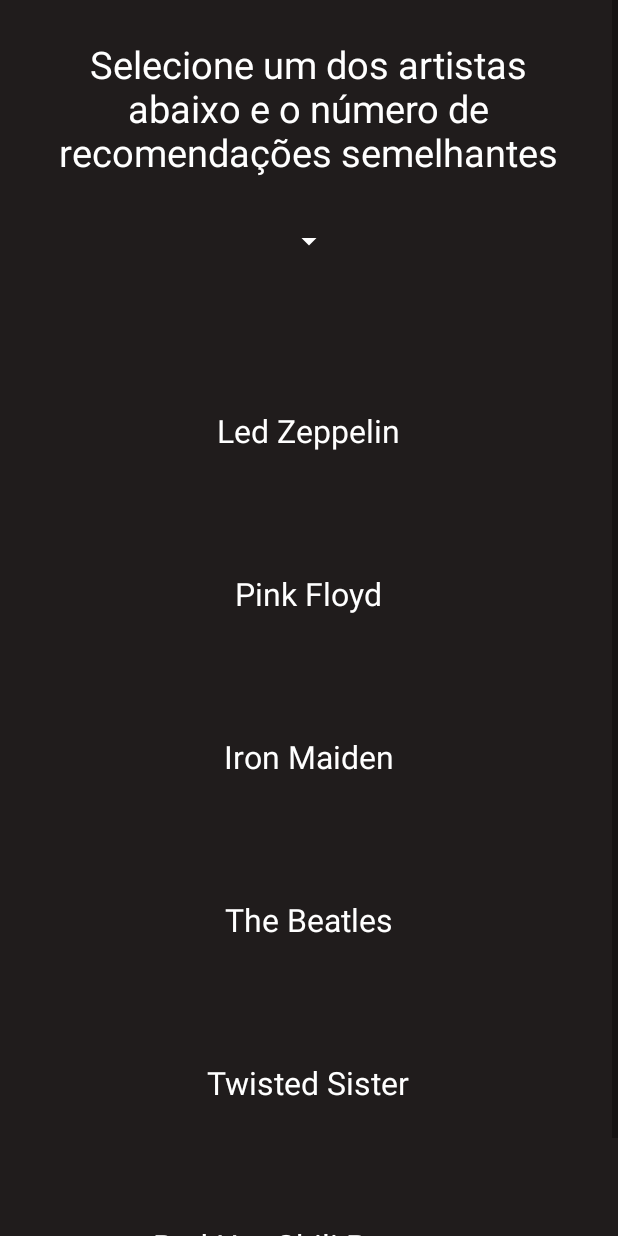
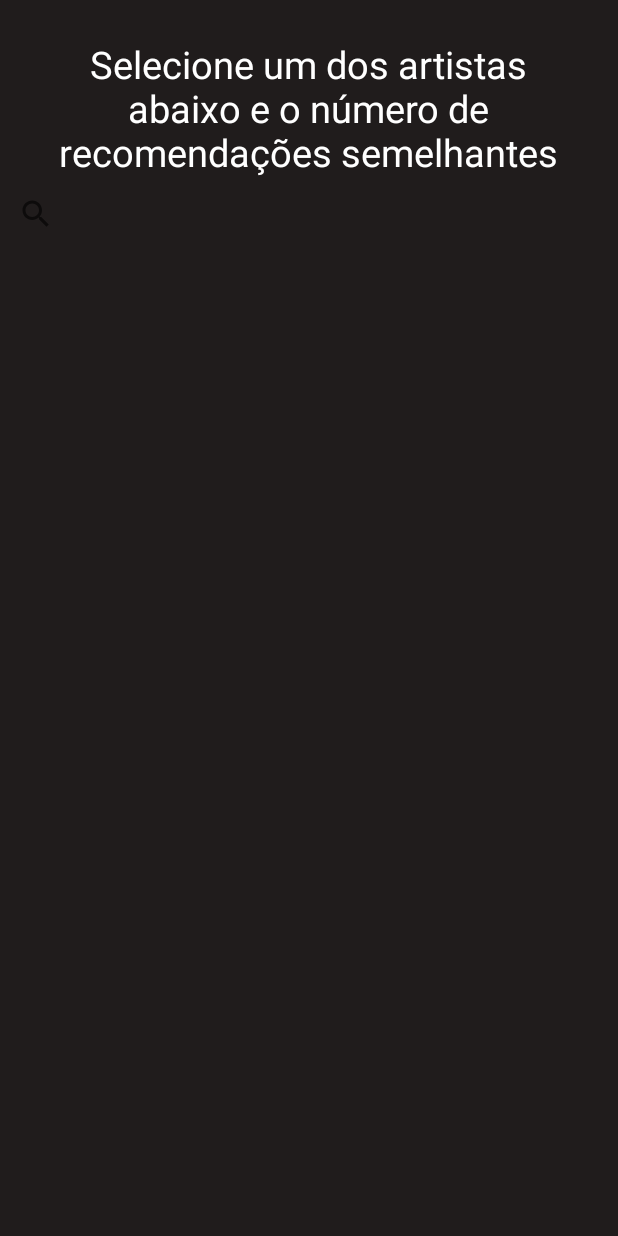
Before and after one commit to Caiovisk007/App_MobileII, an Android app: the layout activity_main.xml on its own in the app's theme, with its tools: preview values and no code run, on a phone screen of 412 x 824 dp. Run offline under Robolectric (Android 15) with nearby library versions, the phone set to English and light mode, and no system bars.

Commit message:
Atualização dia 29/11/22

```diff
--- a/app/src/main/res/layout/activity_main.xml
+++ b/app/src/main/res/layout/activity_main.xml
@@ -24,81 +24,10 @@
             android:layout_gravity="center_horizontal"
             android:gravity="center" />
 
-        <Spinner
-            android:id="@+id/spinner_main"
-            android:layout_width="wrap_content"
-            android:layout_height="wrap_content"
-            android:layout_gravity="center_horizontal"
-            android:layout_marginTop="30dp"
-            android:backgroundTint="@color/white" />
-
-        <TextView
-            android:id="@+id/led"
-            android:layout_width="wrap_content"
-            android:layout_height="wrap_content"
-            android:text="Led Zeppelin"
-            android:textColor="@color/white"
-            android:textSize="21dp"
-            android:layout_gravity="center_horizontal"
-            android:layout_marginTop="100dp"
-            app:layout_constraintTop_toTopOf="@id/titulo_main" />
-
-        <TextView
-            android:id="@+id/pink_floyd"
-            android:layout_width="wrap_content"
-            android:layout_height="wrap_content"
-            android:text="Pink Floyd"
-            android:textColor="@color/white"
-            android:textSize="21dp"
-            android:layout_gravity="center_horizontal"
-            android:layout_marginTop="80dp"
-            app:layout_constraintTop_toTopOf="@id/led" />
-
-        <TextView
-            android:id="@+id/iron_maiden"
-            android:layout_width="wrap_content"
-            android:layout_height="wrap_content"
-            android:text="Iron Maiden"
-            android:textColor="@color/white"
-            android:textSize="21dp"
-            android:layout_gravity="center_horizontal"
-            android:layout_marginTop="80dp"
-            app:layout_constraintTop_toTopOf="@id/pink_floyd" />
-
-        <TextView
-            android:id="@+id/beatles"
-            android:layout_width="wrap_content"
-            android:layout_height="wrap_content"
-            android:text="The Beatles"
-            android:textColor="@color/white"
-            android:textSize="21dp"
-            android:layout_gravity="center_horizontal"
-            android:layout_marginTop="80dp"
-            app:layout_constraintTop_toTopOf="@id/iron_maiden" />
-
-        <TextView
-            android:id="@+id/twisted_sister"
-            android:layout_width="wrap_content"
-            android:layout_height="wrap_content"
-            android:text="Twisted Sister"
-            android:textColor="@color/white"
-            android:textSize="21dp"
-            android:layout_gravity="center_horizontal"
-            android:layout_marginTop="80dp"
-            app:layout_constraintTop_toTopOf="@id/beatles" />
-
-        <TextView
-            android:id="@+id/red_hot"
-            android:layout_width="wrap_content"
-            android:layout_height="wrap_content"
-            android:text="Red Hot Chili Peppers"
-            android:textColor="@color/white"
-            android:textSize="21dp"
-            android:layout_gravity="center_horizontal"
-            android:layout_marginTop="80dp"
-            android:layout_marginBottom="50dp"
-            app:layout_constraintTop_toTopOf="@id/twisted_sister" />
-
+        <androidx.appcompat.widget.SearchView
+            android:id="@+id/searchmain"
+            android:layout_width="match_parent"
+            android:layout_height="match_parent" />
 
     </LinearLayout>
 
```
Also changed, not shown: app/src/main/java/com/example/semelhanteartista/MainActivity.kt (+17 -43 lines), app/src/main/java/com/example/semelhanteartista/Recomendacoes.kt (+4 -19 lines).
